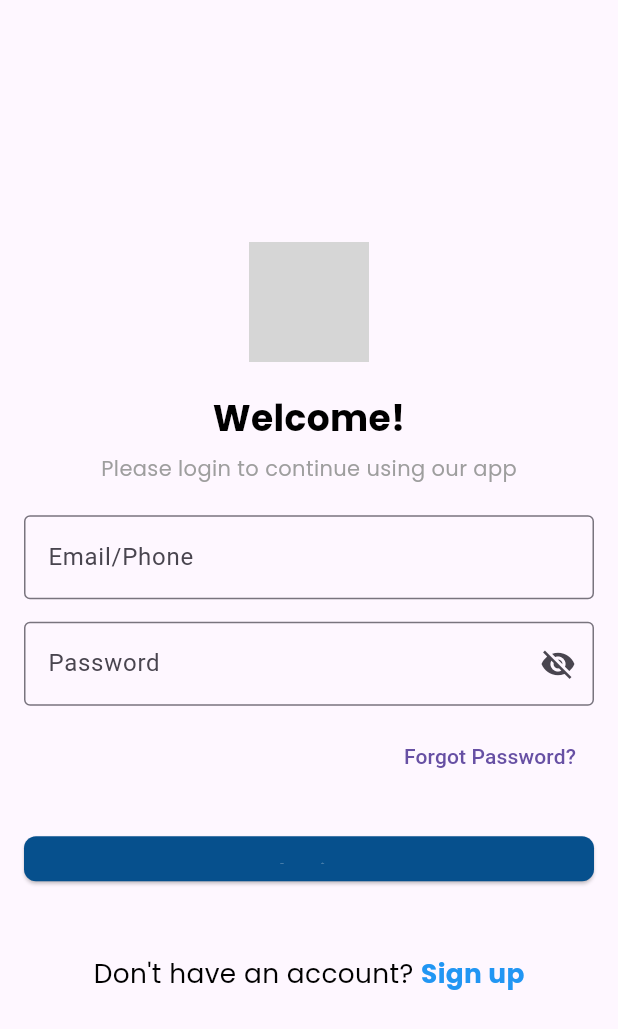
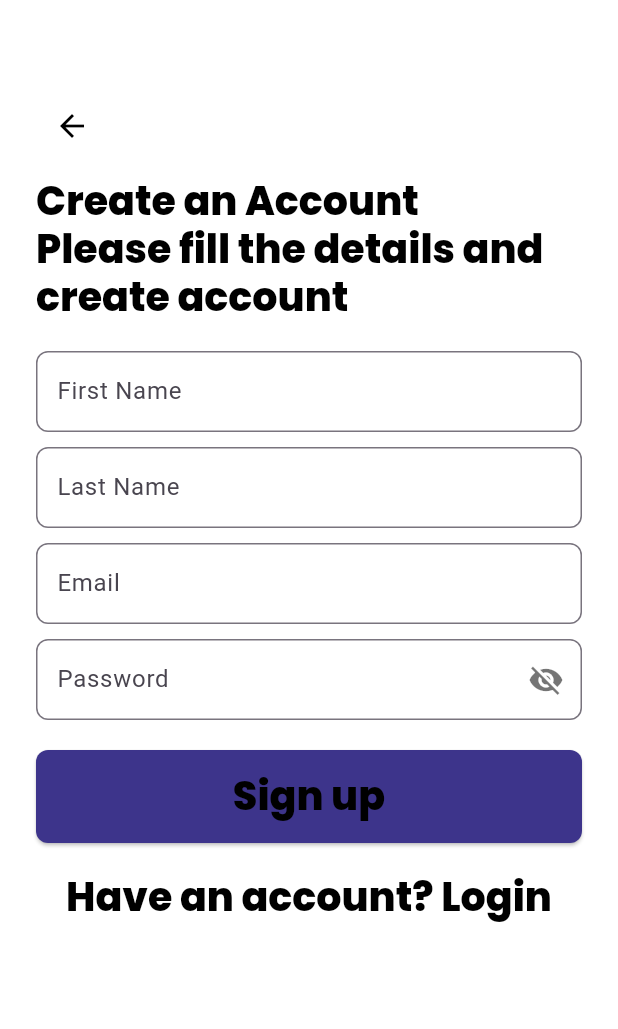
Before and after one commit to AaqilSh/SportSphereApp, a Flutter app: the screen it shows after launch, after a tap on "Sign up", on a phone screen of 412 x 824 dp. Shown: the top 1029 px of the screen. Run offline on Flutter 3.47's test engine with Material 3 defaults, Android fonts, the phone set to English and light mode, and no system bars; our stand-ins replace flutter_screenutil; grey boxes are pictures that could not be loaded.

Commit message:
Implemented sign u p screen

```diff
--- a/sportsphere/lib/main.dart
+++ b/sportsphere/lib/main.dart
@@ -38,7 +38,7 @@ class MyApp extends StatelessWidget {
                 fontSize: 24.sp,
                 height: 29.sp / 24.sp,
                 fontFamily: 'Poppins',
-                fontWeight: FontWeight.w500,
+                fontWeight: FontWeight.w800,
                 color: Colors.black,
               ),
             ),
--- a/sportsphere/lib/screens/login_screen.dart
+++ b/sportsphere/lib/screens/login_screen.dart
@@ -1,5 +1,6 @@
 import 'package:flutter/material.dart';
 import 'package:provider/provider.dart';
+import 'package:sportsphere/screens/sign_up_screen.dart';
 import '../providers/auth_provider.dart';
 import 'home_screen.dart';
 
@@ -49,14 +50,14 @@ class _LoginScreenState extends State<LoginScreen> {
             const SizedBox(height: 20),
 
             // Welcome Text
-            const Text(
+            Text(
               'Welcome!',
-              style: TextStyle(fontSize: 24, fontWeight: FontWeight.bold),
+              style: Theme.of(context).textTheme.titleLarge,
             ),
-            const SizedBox(height: 5),
-            const Text(
+            const SizedBox(height: 10),
+            Text(
               'Please login to continue using our app',
-              style: TextStyle(fontSize: 14, color: Colors.grey),
+              style: Theme.of(context).textTheme.bodyMedium,
             ),
             const SizedBox(height: 20),
 
@@ -70,8 +71,6 @@ class _LoginScreenState extends State<LoginScreen> {
               ),
             ),
             const SizedBox(height: 15),
-
-            // Password Input
             TextField(
               controller: _passwordController,
               obscureText: !_isPasswordVisible,
@@ -137,7 +136,10 @@ class _LoginScreenState extends State<LoginScreen> {
                 const Text("Don't have an account? "),
                 GestureDetector(
                   onTap: () {
-                    // TODO: Navigate to Sign Up screen
+                    Navigator.push(
+                      context,
+                      MaterialPageRoute(builder: (context) => SignUpScreen()),
+                    );
                   },
                   child: const Text(
                     'Sign up',
--- /dev/null
+++ b/sportsphere/lib/screens/sign_up_screen.dart
@@ -0,0 +1,115 @@
+import 'package:flutter/material.dart';
+
+class SignUpScreen extends StatelessWidget {
+  @override
+  Widget build(BuildContext context) {
+    return Scaffold(
+      backgroundColor: Colors.white,
+      body: Padding(
+        padding: const EdgeInsets.symmetric(horizontal: 24.0),
+        child: Column(
+          crossAxisAlignment: CrossAxisAlignment.start,
+          children: [
+            const SizedBox(height: 60),
+            // Back Button
+            IconButton(
+              icon: Icon(Icons.arrow_back, color: Colors.black),
+              onPressed: () => Navigator.pop(context),
+            ),
+            const SizedBox(height: 10),
+
+            // Title
+            Text(
+              "Create an Account",
+              style: Theme.of(context).textTheme.titleLarge,
+            ),
+
+            // Subtitle
+            Text(
+              "Please fill the details and create account",
+              style: Theme.of(context).textTheme.titleLarge,
+            ),
+
+            const SizedBox(height: 20),
+
+            // First Name Field
+            _buildTextField("First Name"),
+            const SizedBox(height: 10),
+
+            // Last Name Field
+            _buildTextField("Last Name"),
+            const SizedBox(height: 10),
+
+            // Email Field
+            _buildTextField("Email"),
+            const SizedBox(height: 10),
+
+            // Password Field
+            _buildTextField("Password", isPassword: true),
+            const SizedBox(height: 20),
+
+            // Sign Up Button
+            SizedBox(
+              width: double.infinity,
+              child: ElevatedButton(
+                style: ElevatedButton.styleFrom(
+                  backgroundColor: Color(0xFF3D348B), // Dark Blue
+                  padding: EdgeInsets.symmetric(vertical: 15),
+                  shape: RoundedRectangleBorder(
+                    borderRadius: BorderRadius.circular(8),
+                  ),
+                ),
+                onPressed: () {
+                  // TODO: Handle Sign Up
+                },
+                child: Text(
+                  "Sign up",
+                  style: Theme.of(context).textTheme.titleLarge,
+                ),
+              ),
+            ),
+
+            const SizedBox(height: 20),
+
+            // Login Link
+            Row(
+              mainAxisAlignment: MainAxisAlignment.center,
+              children: [
+                Text(
+                  "Have an account? ",
+                  style: Theme.of(context).textTheme.titleLarge,
+                ),
+                GestureDetector(
+                  onTap: () {
+                    // TODO: Navigate to Login
+                  },
+                  child: Text(
+                    "Login",
+                    style: Theme.of(context).textTheme.titleLarge,
+                  ),
+                ),
+              ],
+            ),
+          ],
+        ),
+      ),
+    );
+  }
+
+  // Helper Function for Text Fields
+  Widget _buildTextField(String hint, {bool isPassword = false}) {
+    return TextField(
+      obscureText: isPassword,
+      decoration: InputDecoration(
+        hintText: hint,
+        contentPadding: EdgeInsets.symmetric(vertical: 15, horizontal: 10),
+        border: OutlineInputBorder(
+          borderRadius: BorderRadius.circular(8),
+        ),
+        suffixIcon: isPassword
+            ? Icon(Icons.visibility_off, color: Colors.black54)
+            : null,
+      ),
+    );
+  }
+}
```
